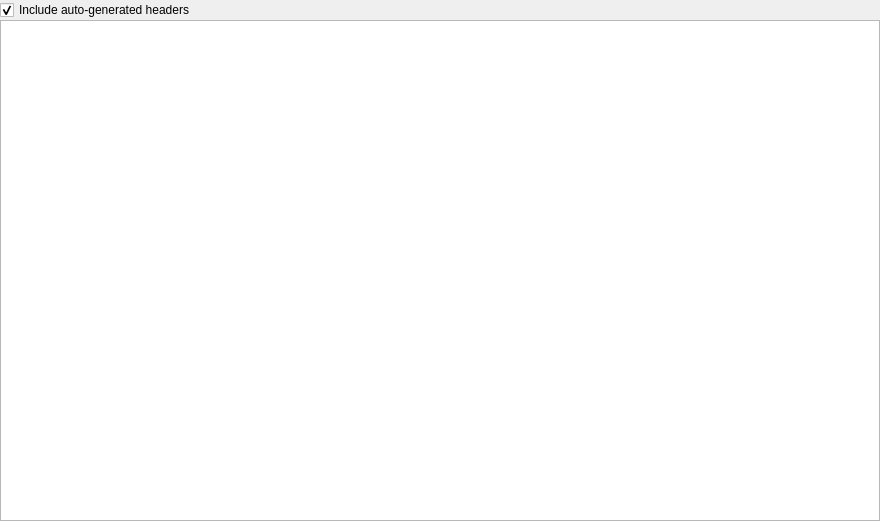
Before: the Qt Designer form src/frontend/views/editor/request_headers_form.ui in evanrolfe/oneproxy, drawn with Qt 5.
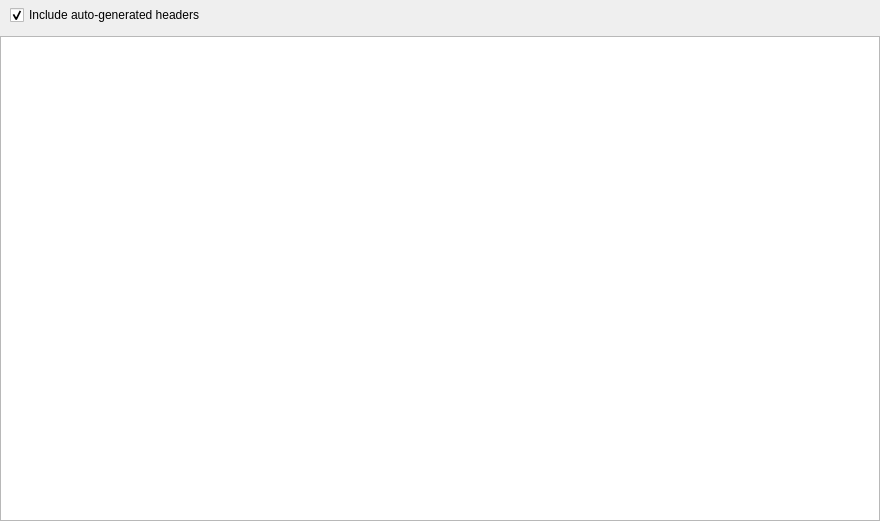
After: the same form once the commit is applied.

Patch:
```diff
--- a/src/frontend/views/editor/request_headers_form.ui
+++ b/src/frontend/views/editor/request_headers_form.ui
@@ -10,10 +10,7 @@
     <height>521</height>
    </rect>
   </property>
-  <layout class="QHBoxLayout" name="horizontalLayout">
-   <property name="spacing">
-    <number>0</number>
-   </property>
+  <layout class="QVBoxLayout" name="verticalLayout_2">
    <property name="leftMargin">
     <number>0</number>
    </property>
@@ -27,16 +24,45 @@
     <number>0</number>
    </property>
    <item>
-    <layout class="QVBoxLayout" name="verticalLayout">
+    <layout class="QVBoxLayout" name="headersLayout">
      <item>
-      <widget class="QCheckBox" name="showGeneratedHeaders">
-       <property name="text">
-        <string>Include auto-generated headers</string>
+      <layout class="QHBoxLayout" name="horizontalLayout">
+       <property name="leftMargin">
+        <number>10</number>
        </property>
-       <property name="checked">
-        <bool>true</bool>
+       <property name="topMargin">
+        <number>5</number>
        </property>
-      </widget>
+       <property name="rightMargin">
+        <number>10</number>
+       </property>
+       <property name="bottomMargin">
+        <number>5</number>
+       </property>
+       <item>
+        <widget class="QCheckBox" name="showGeneratedHeaders">
+         <property name="text">
+          <string>Include auto-generated headers</string>
+         </property>
+         <property name="checked">
+          <bool>true</bool>
+         </property>
+        </widget>
+       </item>
+       <item>
+        <spacer name="horizontalSpacer">
+         <property name="orientation">
+          <enum>Qt::Horizontal</enum>
+         </property>
+         <property name="sizeHint" stdset="0">
+          <size>
+           <width>40</width>
+           <height>20</height>
+          </size>
+         </property>
+        </spacer>
+       </item>
+      </layout>
      </item>
      <item>
       <widget class="QTableView" name="headersTable"/>
```
Left out of the diff: 2 changed lines with no effect on the pictures.
